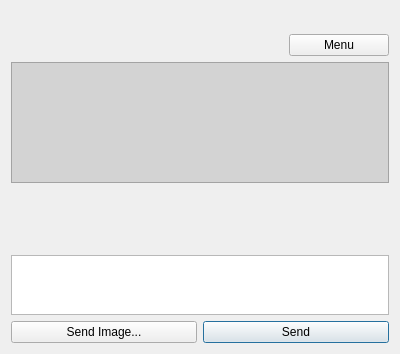
Qt form src/widgets/simplechattab.ui (blizzard4591/openMittsu) before a commit.
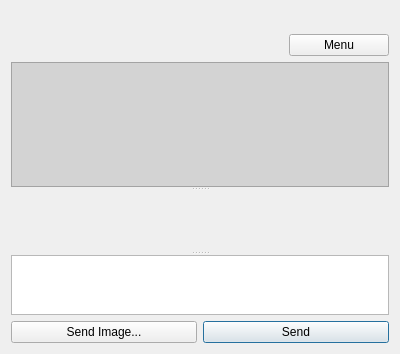
The same form after that commit. Custom widgets are drawn as their Qt base class.

Commit message: Implemented a splitter for main chat UI, allows resizing Emojis, Text Input and Chat Display. This closes #47.

```diff
--- a/src/widgets/simplechattab.ui
+++ b/src/widgets/simplechattab.ui
@@ -79,18 +79,41 @@
     </layout>
    </item>
    <item>
+    <widget class="QSplitter" name="splitter">
+     <property name="sizePolicy">
+      <sizepolicy hsizetype="Preferred" vsizetype="Expanding">
+       <horstretch>0</horstretch>
+       <verstretch>0</verstretch>
+      </sizepolicy>
+     </property>
+     <property name="frameShadow">
+      <enum>QFrame::Plain</enum>
+     </property>
+     <property name="orientation">
+      <enum>Qt::Vertical</enum>
+     </property>
+     <property name="opaqueResize">
+      <bool>false</bool>
+     </property>
+     <property name="childrenCollapsible">
+      <bool>false</bool>
+     </property>
     <widget class="openmittsu::widgets::ChatWidget" name="chatWidget">
+      <property name="sizePolicy">
+       <sizepolicy hsizetype="Expanding" vsizetype="Expanding">
+        <horstretch>0</horstretch>
+        <verstretch>8</verstretch>
+       </sizepolicy>
+      </property>
      <property name="styleSheet">
       <string notr="true">background: lightgray;</string>
      </property>
     </widget>
-   </item>
-   <item>
     <widget class="openmittsu::widgets::EmojiSelector" name="emojiSelector" native="true">
      <property name="sizePolicy">
-      <sizepolicy hsizetype="Expanding" vsizetype="Fixed">
+       <sizepolicy hsizetype="Expanding" vsizetype="Expanding">
        <horstretch>0</horstretch>
-       <verstretch>0</verstretch>
+        <verstretch>1</verstretch>
       </sizepolicy>
      </property>
      <property name="minimumSize">
@@ -102,28 +125,33 @@
      <property name="maximumSize">
       <size>
        <width>16777215</width>
-       <height>60</height>
+        <height>16777215</height>
       </size>
      </property>
     </widget>
-   </item>
-   <item>
     <widget class="openmittsu::widgets::BetterPlainTextEdit" name="edtInput">
      <property name="sizePolicy">
-      <sizepolicy hsizetype="Expanding" vsizetype="Fixed">
+       <sizepolicy hsizetype="Expanding" vsizetype="Expanding">
        <horstretch>0</horstretch>
-       <verstretch>0</verstretch>
-      </sizepolicy>
-     </property>
+        <verstretch>1</verstretch>
+       </sizepolicy>
+      </property>
+      <property name="minimumSize">
+       <size>
+        <width>0</width>
+        <height>60</height>
+       </size>
+      </property>
      <property name="maximumSize">
       <size>
        <width>16777215</width>
-       <height>60</height>
+        <height>16777215</height>
       </size>
      </property>
      <property name="tabChangesFocus">
       <bool>true</bool>
      </property>
+     </widget>
     </widget>
    </item>
    <item>
```
Lines whose indentation alone changed are shown as unchanged. The commit also changes 1 other file.
